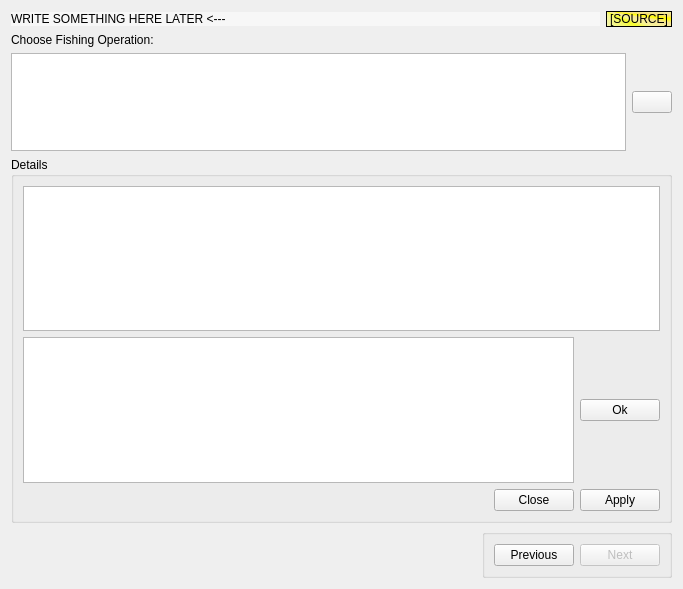
Above: app_new/frmoperation.ui from doublebyte1/app_solution before the change. Below: the same form after it.
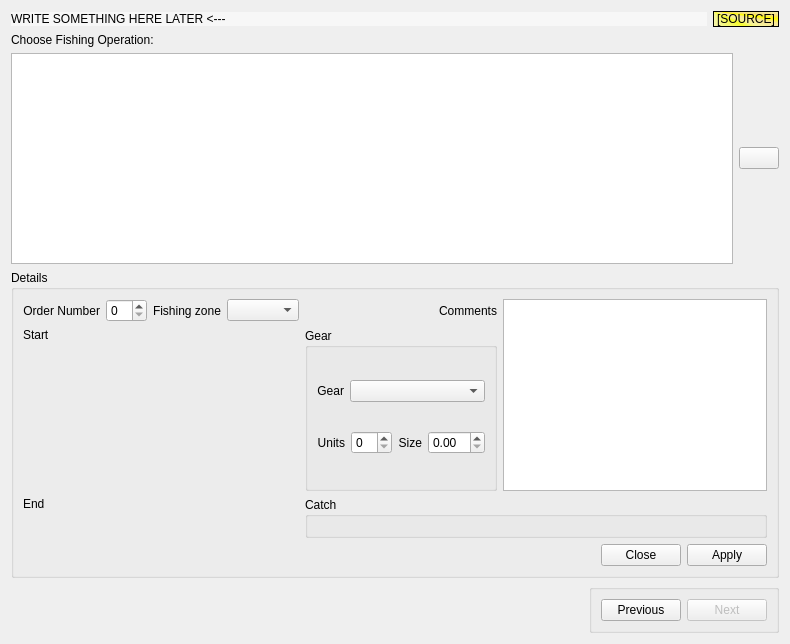
That is the form after the change. Icons and pictures are not drawn. Custom widgets are drawn as their Qt base class.

The edit to the form file:
```diff
--- a/app_new/frmoperation.ui
+++ b/app_new/frmoperation.ui
@@ -6,14 +6,14 @@
    <rect>
     <x>0</x>
     <y>0</y>
-    <width>683</width>
-    <height>589</height>
+    <width>790</width>
+    <height>644</height>
    </rect>
   </property>
   <property name="windowTitle">
    <string>Form</string>
   </property>
-  <layout class="QVBoxLayout" name="verticalLayout_2">
+  <layout class="QVBoxLayout" name="verticalLayout_3">
    <item>
     <layout class="QHBoxLayout" name="horizontalLayout_9">
      <item>
@@ -71,7 +71,7 @@
     </widget>
    </item>
    <item>
-    <layout class="QHBoxLayout" name="horizontalLayout_15">
+    <layout class="QHBoxLayout" name="horizontalLayout_4">
      <item>
       <widget class="QTableView" name="tableView">
        <property name="sizePolicy">
@@ -92,8 +92,6 @@
       </widget>
      </item>
      <item>
-      <layout class="QVBoxLayout" name="verticalLayout_5">
-       <item>
         <widget class="QPushButton" name="pushNew">
          <property name="toolTip">
           <string>Create new record</string>
@@ -115,8 +113,6 @@
        </item>
       </layout>
      </item>
-    </layout>
-   </item>
    <item>
     <widget class="QGroupBox" name="groupDetails">
      <property name="sizePolicy">
@@ -128,25 +124,149 @@
      <property name="title">
       <string>Details</string>
      </property>
+     <layout class="QGridLayout" name="gridLayout">
+      <item row="0" column="0">
+       <widget class="QLabel" name="label_3">
+        <property name="text">
+         <string>Order Number</string>
+        </property>
+        <property name="alignment">
+         <set>Qt::AlignRight|Qt::AlignTrailing|Qt::AlignVCenter</set>
+        </property>
+        <property name="buddy">
+         <cstring>spinOrder</cstring>
+        </property>
+       </widget>
+      </item>
+      <item row="0" column="1">
+       <widget class="QSpinBox" name="spinOrder"/>
+      </item>
+      <item row="0" column="2">
+       <widget class="QLabel" name="label_4">
+        <property name="text">
+         <string>Fishing zone</string>
+        </property>
+        <property name="alignment">
+         <set>Qt::AlignRight|Qt::AlignTrailing|Qt::AlignVCenter</set>
+        </property>
+        <property name="buddy">
+         <cstring>cmbFishingZone</cstring>
+        </property>
+       </widget>
+      </item>
+      <item row="0" column="3">
+       <widget class="QComboBox" name="cmbFishingZone"/>
+      </item>
+      <item row="0" column="5" rowspan="3">
+       <widget class="QPlainTextEdit" name="plainTextEdit">
+        <property name="sizePolicy">
+         <sizepolicy hsizetype="Expanding" vsizetype="Fixed">
+          <horstretch>0</horstretch>
+          <verstretch>0</verstretch>
+         </sizepolicy>
+        </property>
+       </widget>
+      </item>
+      <item row="1" column="0">
+       <widget class="QLabel" name="label">
+        <property name="sizePolicy">
+         <sizepolicy hsizetype="Preferred" vsizetype="Fixed">
+          <horstretch>0</horstretch>
+          <verstretch>0</verstretch>
+         </sizepolicy>
+        </property>
+        <property name="text">
+         <string>Start</string>
+        </property>
+       </widget>
+      </item>
+      <item row="1" column="4" rowspan="2">
+       <widget class="QGroupBox" name="groupGear">
+        <property name="title">
+         <string>Gear</string>
+        </property>
      <layout class="QVBoxLayout" name="verticalLayout">
       <item>
-       <widget class="QColumnView" name="columnView"/>
+          <layout class="QHBoxLayout" name="horizontalLayout_3">
+           <item>
+            <widget class="QLabel" name="label_5">
+             <property name="sizePolicy">
+              <sizepolicy hsizetype="Fixed" vsizetype="Fixed">
+               <horstretch>0</horstretch>
+               <verstretch>0</verstretch>
+              </sizepolicy>
+             </property>
+             <property name="text">
+              <string>Gear</string>
+             </property>
+             <property name="alignment">
+              <set>Qt::AlignRight|Qt::AlignTrailing|Qt::AlignVCenter</set>
+             </property>
+             <property name="buddy">
+              <cstring>cmbGear</cstring>
+             </property>
+            </widget>
+           </item>
+           <item>
+            <widget class="QComboBox" name="cmbGear"/>
+           </item>
+          </layout>
       </item>
       <item>
        <layout class="QHBoxLayout" name="horizontalLayout_2">
         <item>
-         <widget class="QTableView" name="tableDetails"/>
+            <widget class="QLabel" name="label_6">
+             <property name="text">
+              <string>Units</string>
+             </property>
+             <property name="alignment">
+              <set>Qt::AlignRight|Qt::AlignTrailing|Qt::AlignVCenter</set>
+             </property>
+             <property name="buddy">
+              <cstring>spinBox</cstring>
+             </property>
+            </widget>
         </item>
         <item>
-         <widget class="QPushButton" name="pushOk">
+            <widget class="QSpinBox" name="spinBox"/>
+           </item>
+           <item>
+            <widget class="QLabel" name="label_7">
           <property name="text">
-           <string>Ok</string>
-          </property>
-         </widget>
-        </item>
-       </layout>
-      </item>
+              <string>Size</string>
+             </property>
+             <property name="alignment">
+              <set>Qt::AlignRight|Qt::AlignTrailing|Qt::AlignVCenter</set>
+             </property>
+             <property name="buddy">
+              <cstring>doubleSpinSize</cstring>
+             </property>
+            </widget>
+           </item>
+           <item>
+            <widget class="QDoubleSpinBox" name="doubleSpinSize"/>
+           </item>
+          </layout>
+         </item>
+        </layout>
+       </widget>
+      </item>
+      <item row="2" column="0" colspan="4">
+       <widget class="CustomTimeCtrl" name="customDtStart"/>
+      </item>
+      <item row="3" column="4" rowspan="3" colspan="2">
+       <widget class="QGroupBox" name="groupCatch">
+        <property name="title">
+         <string>Catch</string>
+        </property>
+        <layout class="QVBoxLayout" name="verticalLayout_2">
       <item>
+          <widget class="CatchInputCtrl" name="catchInputCtrl"/>
+         </item>
+        </layout>
+       </widget>
+      </item>
+      <item row="6" column="0" colspan="6">
        <layout class="QHBoxLayout" name="horizontalLayout">
         <item>
          <spacer name="horizontalSpacer">
@@ -170,6 +290,32 @@
         </item>
        </layout>
       </item>
+      <item row="0" column="4">
+       <widget class="QLabel" name="label_8">
+        <property name="text">
+         <string>Comments</string>
+        </property>
+        <property name="alignment">
+         <set>Qt::AlignRight|Qt::AlignTrailing|Qt::AlignVCenter</set>
+        </property>
+       </widget>
+      </item>
+      <item row="3" column="0">
+       <widget class="QLabel" name="label_2">
+        <property name="sizePolicy">
+         <sizepolicy hsizetype="Preferred" vsizetype="Fixed">
+          <horstretch>0</horstretch>
+          <verstretch>0</verstretch>
+         </sizepolicy>
+        </property>
+        <property name="text">
+         <string>End</string>
+        </property>
+       </widget>
+      </item>
+      <item row="5" column="0" colspan="4">
+       <widget class="CustomTimeCtrl" name="customDtEnd"/>
+      </item>
      </layout>
     </widget>
    </item>
@@ -226,6 +372,18 @@
    </item>
   </layout>
  </widget>
+ <customwidgets>
+  <customwidget>
+   <class>CatchInputCtrl</class>
+   <extends>QWidget</extends>
+   <header>catchinputctrl.h</header>
+  </customwidget>
+  <customwidget>
+   <class>CustomTimeCtrl</class>
+   <extends>QWidget</extends>
+   <header>customtimectrl.h</header>
+  </customwidget>
+ </customwidgets>
  <resources>
   <include location="app_new.qrc"/>
  </resources>
```
Left out of the diff: 8 changed lines with no effect on the pictures. Lines whose indentation alone changed are shown as unchanged.
